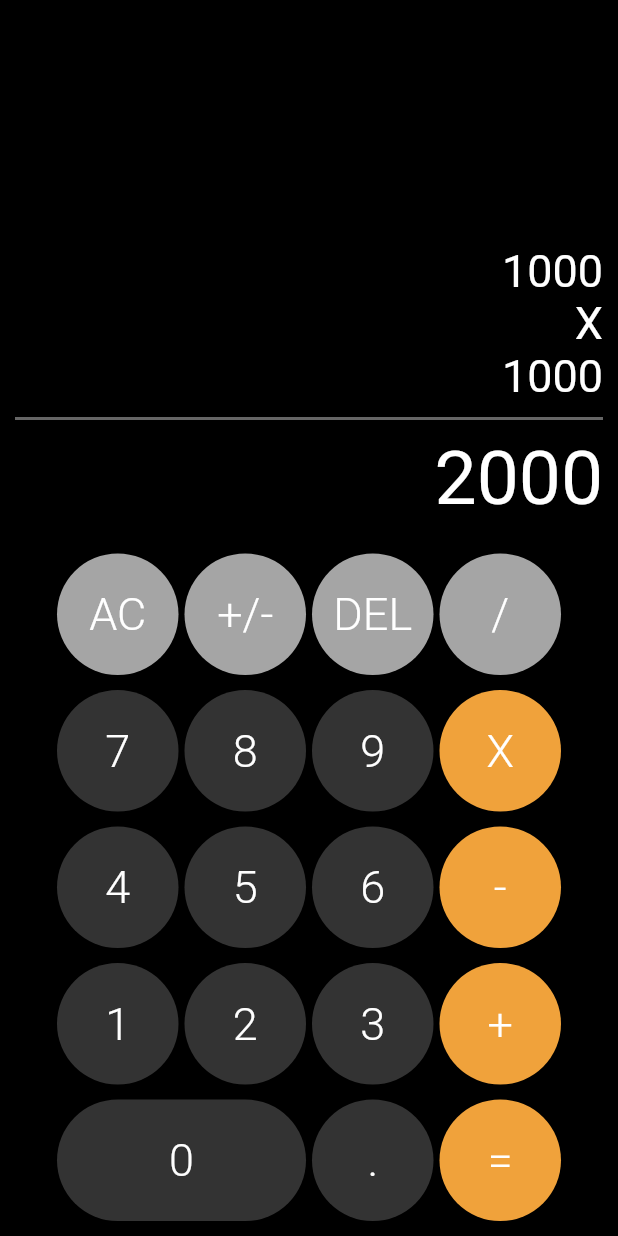
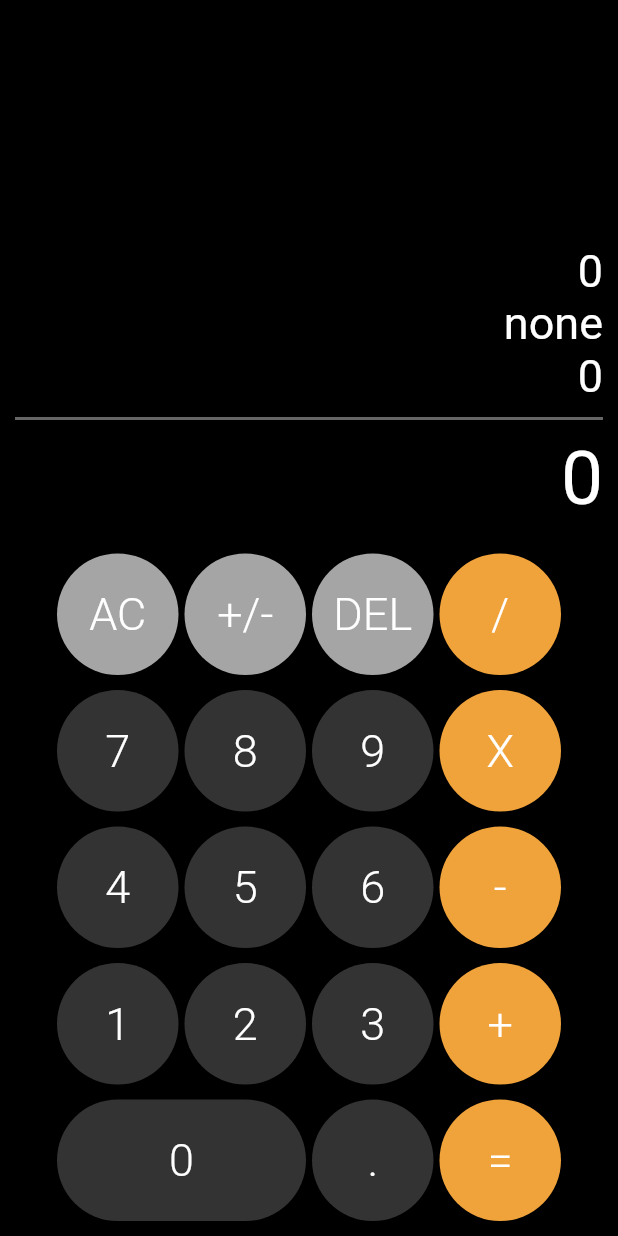
Before and after one commit to BenitoAR10/Calculadora-Dart, a Flutter app: the screen it shows after launch, after a tap on "AC", on a phone screen of 412 x 824 dp. Run offline on Flutter 3.47's test engine with Material 2 defaults, Android fonts, the phone set to English and light mode, and no system bars; our stand-ins replace bloc, flutter_bloc.

Commit message:
implementando Bloc

```diff
--- /dev/null
+++ b/lib/bloc/calc/calc_bloc.dart
@@ -0,0 +1,39 @@
+import 'dart:async';
+
+import 'package:bloc/bloc.dart';
+import 'package:meta/meta.dart';
+
+
+part 'calc_state.dart';
+part 'calc_event.dart';
+
+class CalcBloc extends  Bloc<CalcEvent, CalcState>{
+
+  CalcBloc() : super(CalcState());
+
+
+  @override
+  Stream<CalcState> mapEventToState(
+    CalcEvent event,
+  ) async*{
+
+    if(event  is ResetAC){
+      yield CalcState(
+        firstValue: '0',
+        mathResult: '0',
+        secondValue: '0',
+        operation: 'none'
+      );
+    }else if(event is AddNumber){
+      yield CalcState(
+          firstValue: '0',
+          operation: 'none',
+          secondValue: '0',
+          mathResult: (state.mathResult == '0')
+                      ? event.number
+                      : state.mathResult + event.number,
+      );
+    }
+
+  }
+}
--- /dev/null
+++ b/lib/bloc/calc/calc_event.dart
@@ -0,0 +1,11 @@
+part of  'calc_bloc.dart';
+
+@immutable
+abstract class CalcEvent{}   //bloc solo recibira eventos que extiendan de esta clase
+
+class ResetAC extends CalcEvent{}
+
+class AddNumber extends CalcEvent{
+  final String number;
+  AddNumber(this.number);   //arguemento obligatorio
+}
--- /dev/null
+++ b/lib/bloc/calc/calc_state.dart
@@ -0,0 +1,17 @@
+part of 'calc_bloc.dart';
+
+// clase para mantener informacion en un state
+class CalcState{
+  final String mathResult;
+  final String firstValue;
+  final String secondValue;
+  final String operation;
+
+  CalcState({
+    //estado inicial con valores determinados
+    this.mathResult = '30',
+    this.firstValue = '10',
+    this.secondValue = '20',
+    this.operation = '+'
+  });
+}
--- a/lib/main.dart
+++ b/lib/main.dart
@@ -1,8 +1,27 @@
+import 'package:calculadora/bloc/Calc/calc_bloc.dart';
 import 'package:calculadora/screens/calc_screen.dart';
 import 'package:flutter/material.dart';
+import 'package:flutter_bloc/flutter_bloc.dart';
 
 
-void main ()=> runApp(MyApp());
+void main ()=> runApp(AppState());
+
+//separando AppState donde estaran mis bloc de la aplicacion
+
+class AppState extends StatelessWidget {
+  const AppState({Key? key}) : super(key: key);
+
+  @override
+  Widget build(BuildContext context) {
+    return MultiBlocProvider(
+        providers: [
+          BlocProvider<CalcBloc>(create: ( _ ) => CalcBloc())
+        ],
+        child: MyApp()
+    );
+  }
+}
+
 
 class MyApp extends StatelessWidget {
   const MyApp({Key? key}) : super(key: key);
--- a/lib/screens/calc_screen.dart
+++ b/lib/screens/calc_screen.dart
@@ -1,9 +1,10 @@
+import 'package:flutter/material.dart';
+import 'package:flutter_bloc/flutter_bloc.dart';
+
+import 'package:calculadora/bloc/Calc/calc_bloc.dart';
 import 'package:calculadora/widgets/calc_button.dart';
-import 'package:calculadora/widgets/line_separator.dart';
-import 'package:calculadora/widgets/main_result.dart';
-import 'package:flutter/material.dart';
+import '../widgets/results.dart';
 
-import '../widgets/sub_result.dart';
 
 
 
@@ -12,6 +13,9 @@ class CalcScreen extends StatelessWidget {
 
   @override
   Widget build(BuildContext context) {
+
+    final calcBloc = BlocProvider.of<CalcBloc>(context);
+
     return Scaffold(
         body: SafeArea(
           child: Container(
@@ -22,11 +26,7 @@ class CalcScreen extends StatelessWidget {
                   child: Container(),
                 ),
 
-                SubResult( text: '1000'),
-                SubResult(text: 'X'),
-                SubResult(text: '1000'),
-                LineSeparator(),
-                MainResultText(text: '2000'),
+                Results(),
 
                 Row(
                   mainAxisAlignment: MainAxisAlignment.center,
@@ -34,7 +34,7 @@ class CalcScreen extends StatelessWidget {
                     CalcButton(
                         text: 'AC',
                         bgColor: Color(0xffA5A5A5),
-                        onPressed: () => print('AC'),
+                        onPressed: () => calcBloc.add(ResetAC()),
                     ),
                     CalcButton(
                       text: '+/-',
@@ -48,7 +48,7 @@ class CalcScreen extends StatelessWidget {
                     ),
                     CalcButton(
                       text: '/',
-                      bgColor: Color(0xffA5A5A5),
+                      bgColor: Color(0xffF0A23B),
                       onPressed: () => print('/'),
                     ),
                   ],
@@ -59,15 +59,15 @@ class CalcScreen extends StatelessWidget {
                   children: [
                     CalcButton(
                       text: '7',
-                      onPressed: () => print('7'),
+                      onPressed: () => calcBloc.add(AddNumber('7')),
                     ),
                     CalcButton(
                       text: '8',
-                      onPressed: () => print('8'),
+                      onPressed: () => calcBloc.add(AddNumber('8')),
                     ),
                     CalcButton(
                       text: '9',
-                      onPressed: () => print('9'),
+                      onPressed: () => calcBloc.add(AddNumber('9')),
                     ),
                     CalcButton(
                       text: 'X',
--- a/lib/widgets/calc_button.dart
+++ b/lib/widgets/calc_button.dart
@@ -36,7 +36,7 @@ class CalcButton extends StatelessWidget {
             child: Text(this.text, style: TextStyle(fontSize: 30, fontWeight: FontWeight.w300),)
           ),
         ),
-        onPressed: () => this.onPressed,
+        onPressed: () => this.onPressed(),
       ),
     );
   }
--- /dev/null
+++ b/lib/widgets/results.dart
@@ -0,0 +1,29 @@
+import 'package:calculadora/bloc/Calc/calc_bloc.dart';
+import 'package:calculadora/widgets/sub_result.dart';
+import 'package:flutter/material.dart';
+import 'package:flutter_bloc/flutter_bloc.dart';
+
+import 'line_separator.dart';
+import 'main_result.dart';
+
+class Results extends StatelessWidget {
+  const Results({Key? key}) : super(key: key);
+
+
+  @override
+  Widget build(BuildContext context) {
+    return BlocBuilder<CalcBloc, CalcState>(
+      builder: (context, state) {
+        return Column(
+          children: [
+            SubResult(text: state.firstValue),
+            SubResult(text: state.operation),
+            SubResult(text: state.secondValue),
+            LineSeparator(),
+            MainResultText(text: state.mathResult),
+          ],
+        );
+      }
+    );
+  }
+}
--- a/lib/widgets/sub_result.dart
+++ b/lib/widgets/sub_result.dart
@@ -11,7 +11,7 @@ class SubResult extends StatelessWidget {
     return Container(
       width: double.infinity,
       alignment: Alignment.centerRight,
-      child: Text(this.text, style: TextStyle(fontSize: 30)),
+      child: Text( this.text , style: TextStyle(fontSize: 30 ) ),
     );
   }
 }
```
